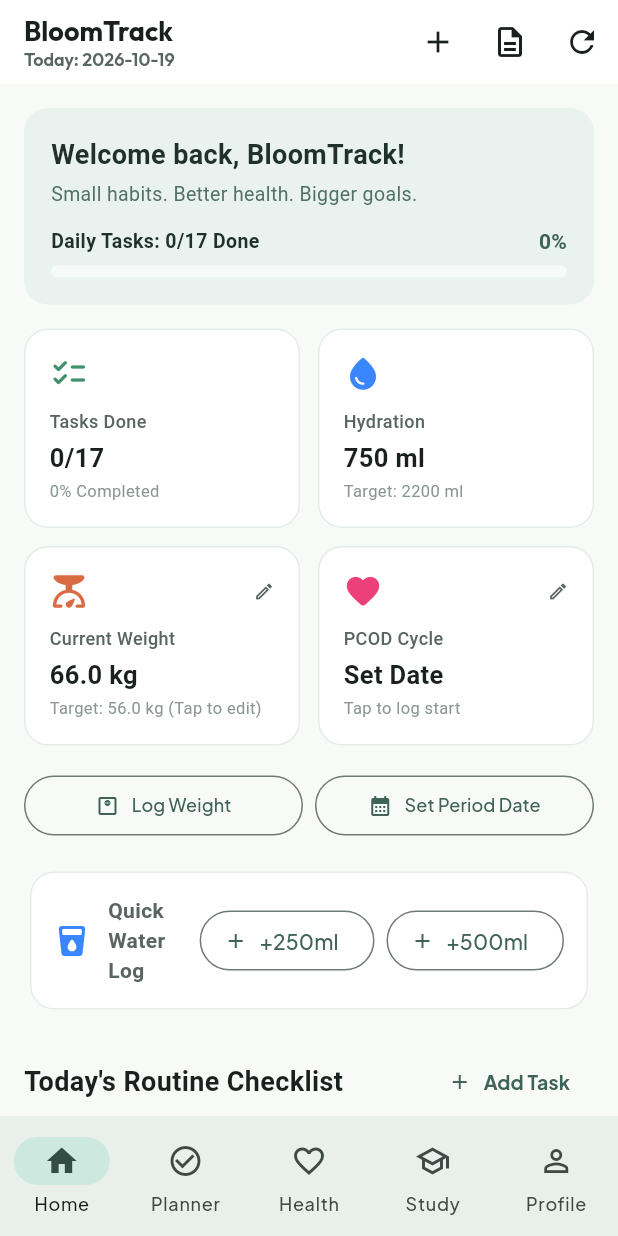
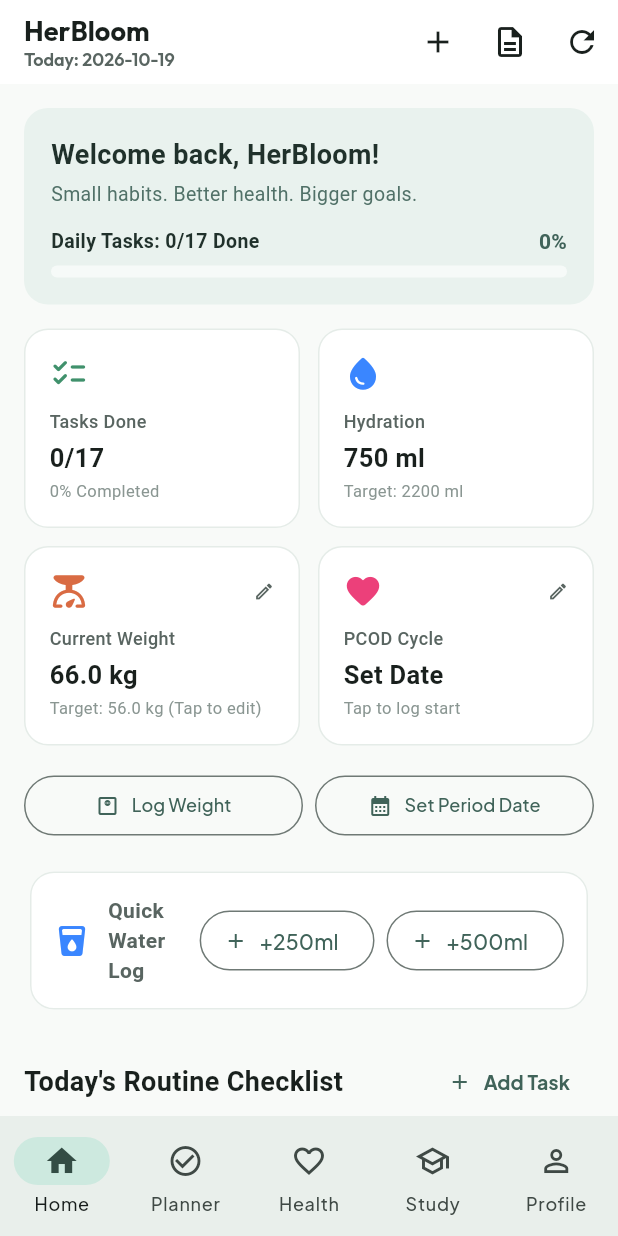
Before and after one commit to suhani-shinde1812/Goals-Tracker, a Flutter app: the screen it shows after launch, on a phone screen of 412 x 824 dp. Run offline on Flutter 3.47's test engine with Material 3 defaults, Android fonts, the phone set to English and light mode, and no system bars; our stand-ins replace flutter_riverpod, go_router, google_fonts, shared_preferences; accounts and stored records are empty; network calls fail.

Commit message:
feat(branding): rename application to HerBloom

```diff
--- a/flutter_app/lib/main.dart
+++ b/flutter_app/lib/main.dart
@@ -15,7 +15,7 @@ void main() async {
   await ApiService.init();
   // Auto authenticate with demo fallback in background
   ApiService.autoAuthenticate();
-  runApp(const ProviderScope(child: BloomTrackApp()));
+  runApp(const ProviderScope(child: HerBloomApp()));
 }
 
 final _router = GoRouter(
@@ -55,13 +55,13 @@ final _router = GoRouter(
   ],
 );
 
-class BloomTrackApp extends StatelessWidget {
-  const BloomTrackApp({super.key});
+class HerBloomApp extends StatelessWidget {
+  const HerBloomApp({super.key});
 
   @override
   Widget build(BuildContext context) {
     return MaterialApp.router(
-      title: 'BloomTrack — My Life, Health & Goals',
+      title: 'HerBloom — My Life, Health & Goals',
       debugShowCheckedModeBanner: false,
       theme: AppTheme.lightTheme,
       routerConfig: _router,
--- a/flutter_app/lib/models/dashboard_model.dart
+++ b/flutter_app/lib/models/dashboard_model.dart
@@ -96,7 +96,7 @@ class DashboardSummaryModel {
 
   factory DashboardSummaryModel.defaultOffline(String date) {
     return DashboardSummaryModel(
-      welcomeMessage: 'Welcome to BloomTrack!',
+      welcomeMessage: 'Welcome to HerBloom!',
       todayDate: date,
       completionPercentage: 0.0,
       totalTasksToday: 17,
--- a/flutter_app/lib/screens/auth_screen.dart
+++ b/flutter_app/lib/screens/auth_screen.dart
@@ -128,7 +128,7 @@ class _AuthScreenState extends State<AuthScreen> {
                   const SizedBox(height: 16),
                   Center(
                     child: Text(
-                      isSignUp ? 'Join BloomTrack' : 'Welcome Back',
+                      isSignUp ? 'Join HerBloom' : 'Welcome Back',
                       style: const TextStyle(fontSize: 24, fontWeight: FontWeight.bold, color: AppTheme.primaryDark),
                     ),
                   ),
--- a/flutter_app/lib/screens/dashboard_screen.dart
+++ b/flutter_app/lib/screens/dashboard_screen.dart
@@ -336,7 +336,7 @@ class DashboardScreen extends ConsumerWidget {
           crossAxisAlignment: CrossAxisAlignment.start,
           children: [
             const Text(
-              'BloomTrack',
+              'HerBloom',
               style: TextStyle(fontWeight: FontWeight.bold, fontSize: 18),
             ),
             Text(
--- a/flutter_app/lib/screens/profile_screen.dart
+++ b/flutter_app/lib/screens/profile_screen.dart
@@ -79,7 +79,7 @@ class _ProfileScreenState extends ConsumerState<ProfileScreen> {
   @override
   Widget build(BuildContext context) {
     final isLoggedIn = ApiService.isLoggedIn;
-    final displayName = ApiService.userName ?? 'BloomTrack Wellness';
+    final displayName = ApiService.userName ?? 'HerBloom Wellness';
     final displayEmail = ApiService.userEmail ?? 'user@bloomtrack.com';
 
     return Scaffold(
--- a/flutter_app/lib/services/api_service.dart
+++ b/flutter_app/lib/services/api_service.dart
@@ -74,7 +74,7 @@ class ApiService {
     // Check local registered credentials first for instant login
     final savedEmail = prefs.getString('saved_registered_email');
     final savedPassword = prefs.getString('saved_registered_password');
-    final savedName = prefs.getString('saved_registered_name') ?? 'BloomTrack User';
+    final savedName = prefs.getString('saved_registered_name') ?? 'HerBloom User';
 
     if (savedEmail == email && savedPassword == password) {
       await saveAuth('local_token_${DateTime.now().millisecondsSinceEpoch}', email, savedName);
@@ -85,7 +85,7 @@ class ApiService {
 
     // Default demo user credentials
     if (email == 'user@bloomtrack.com' && password == 'SecretPassword123!') {
-      await saveAuth('demo_token', email, 'BloomTrack Wellness');
+      await saveAuth('demo_token', email, 'HerBloom Wellness');
       _tryRemoteLogin(email, password);
       return true;
     }
@@ -101,7 +101,7 @@ class ApiService {
       if (response.statusCode == 200) {
         final data = jsonDecode(response.body);
         final token = data['access_token'];
-        await saveAuth(token, email, 'BloomTrack User');
+        await saveAuth(token, email, 'HerBloom User');
         await fetchUserProfile();
         return true;
       }
@@ -567,7 +567,7 @@ class ApiService {
     final periodInfo = await getPeriodCycleInfo();
     final daysSincePeriod = periodInfo['daysSince'] as int?;
 
-    final name = _userName ?? 'BloomTrack Wellness';
+    final name = _userName ?? 'HerBloom Wellness';
 
     return DashboardSummaryModel(
       welcomeMessage: 'Welcome back, ${name.split(" ")[0]}!',
@@ -603,12 +603,12 @@ class ApiService {
 
     final buffer = StringBuffer();
     buffer.writeln('====================================================');
-    buffer.writeln('         BLOOMTRACK MONTHLY PROGRESS REPORT         ');
+    buffer.writeln('          HERBLOOM MONTHLY PROGRESS REPORT          ');
     buffer.writeln('                Month: $currentMonthStr             ');
     buffer.writeln('====================================================\n');
 
     buffer.writeln('1. USER ACCOUNT & HEALTH PROFILE');
-    buffer.writeln('   User Name: ${_userName ?? "BloomTrack Wellness"}');
+    buffer.writeln('   User Name: ${_userName ?? "HerBloom Wellness"}');
     buffer.writeln('   Email: ${_userEmail ?? "user@bloomtrack.com"}');
     buffer.writeln('   Current Weight: $weight kg (Target: 56.0 kg)');
     buffer.writeln('   Starting Weight: 66.0 kg (Weight change: ${(weight - 66.0).toStringAsFixed(1)} kg)');
```
Also changed, not shown: 3 other files.
